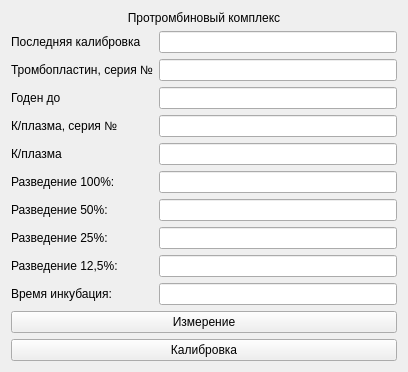
Qt form choisedialog/ko5.ui (krang4d/Agrekola) before a commit.
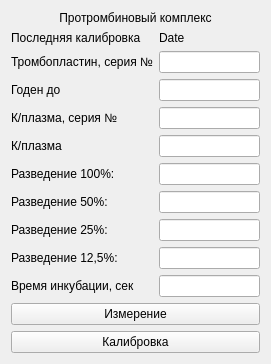
The same form after that commit.

Diff of the .ui file:
```diff
--- a/choisedialog/ko5.ui
+++ b/choisedialog/ko5.ui
@@ -6,7 +6,7 @@
    <rect>
     <x>0</x>
     <y>0</y>
-    <width>408</width>
+    <width>271</width>
     <height>351</height>
    </rect>
   </property>
@@ -33,9 +33,6 @@
        </property>
       </widget>
      </item>
-     <item row="0" column="1">
-      <widget class="QLineEdit" name="lineEdit_42"/>
-     </item>
      <item row="1" column="0">
       <widget class="QLabel" name="label_96">
        <property name="text">
@@ -119,13 +116,29 @@
      <item row="9" column="0">
       <widget class="QLabel" name="label_99">
        <property name="text">
-        <string>Время инкубация:</string>
+        <string>Время инкубации, сек</string>
+       </property>
+       <property name="buddy">
+        <cstring>lineEdit_5</cstring>
        </property>
       </widget>
      </item>
      <item row="9" column="1">
       <widget class="QLineEdit" name="lineEdit_5"/>
      </item>
+     <item row="0" column="1">
+      <widget class="QLabel" name="label_calibrationData_6">
+       <property name="minimumSize">
+        <size>
+         <width>40</width>
+         <height>0</height>
+        </size>
+       </property>
+       <property name="text">
+        <string>Date</string>
+       </property>
+      </widget>
+     </item>
     </layout>
    </item>
    <item>
```
Left out of the diff: 27 changed lines with no effect on the pictures.
